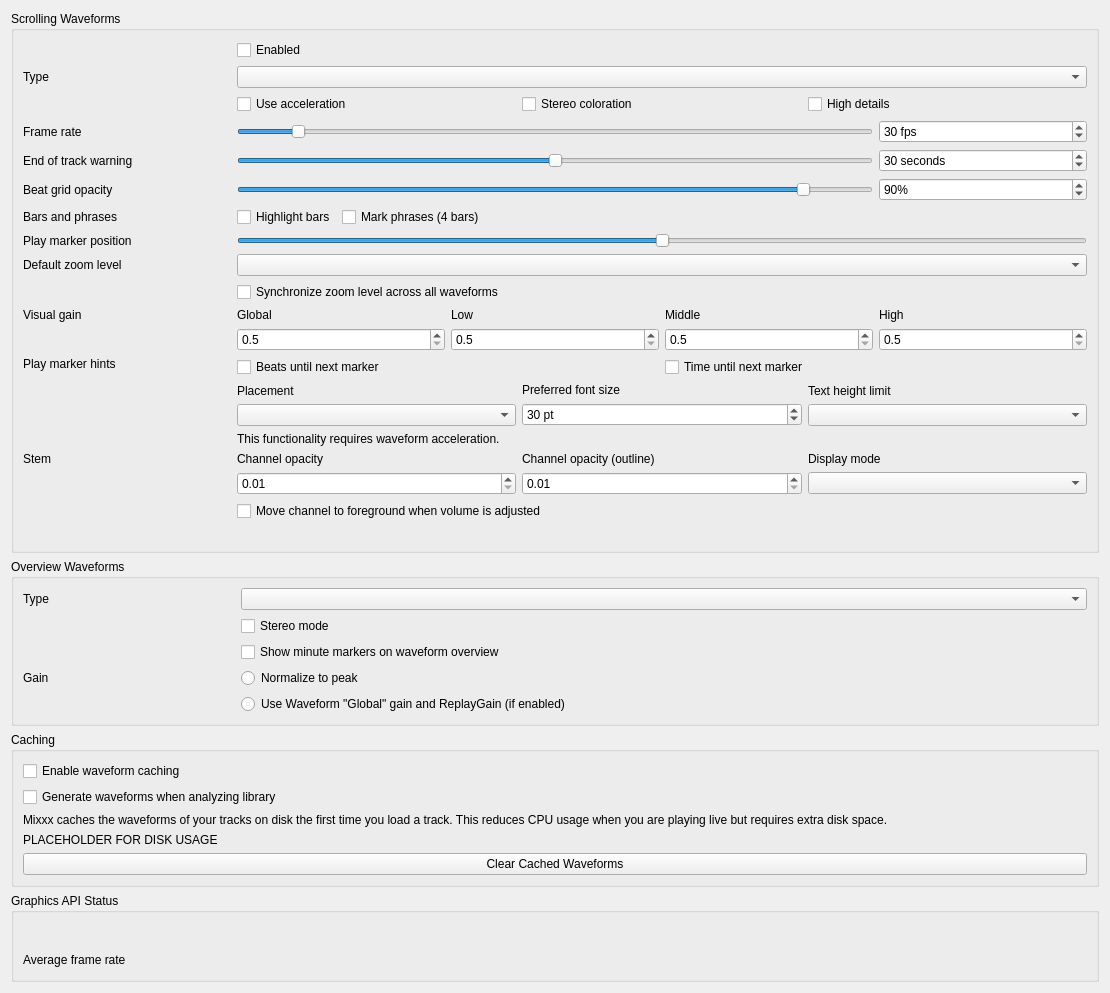
The window that src/preferences/dialog/dlgprefwaveformdlg.ui (spironoo/mixxx) describes before a commit, drawn with Qt 5.
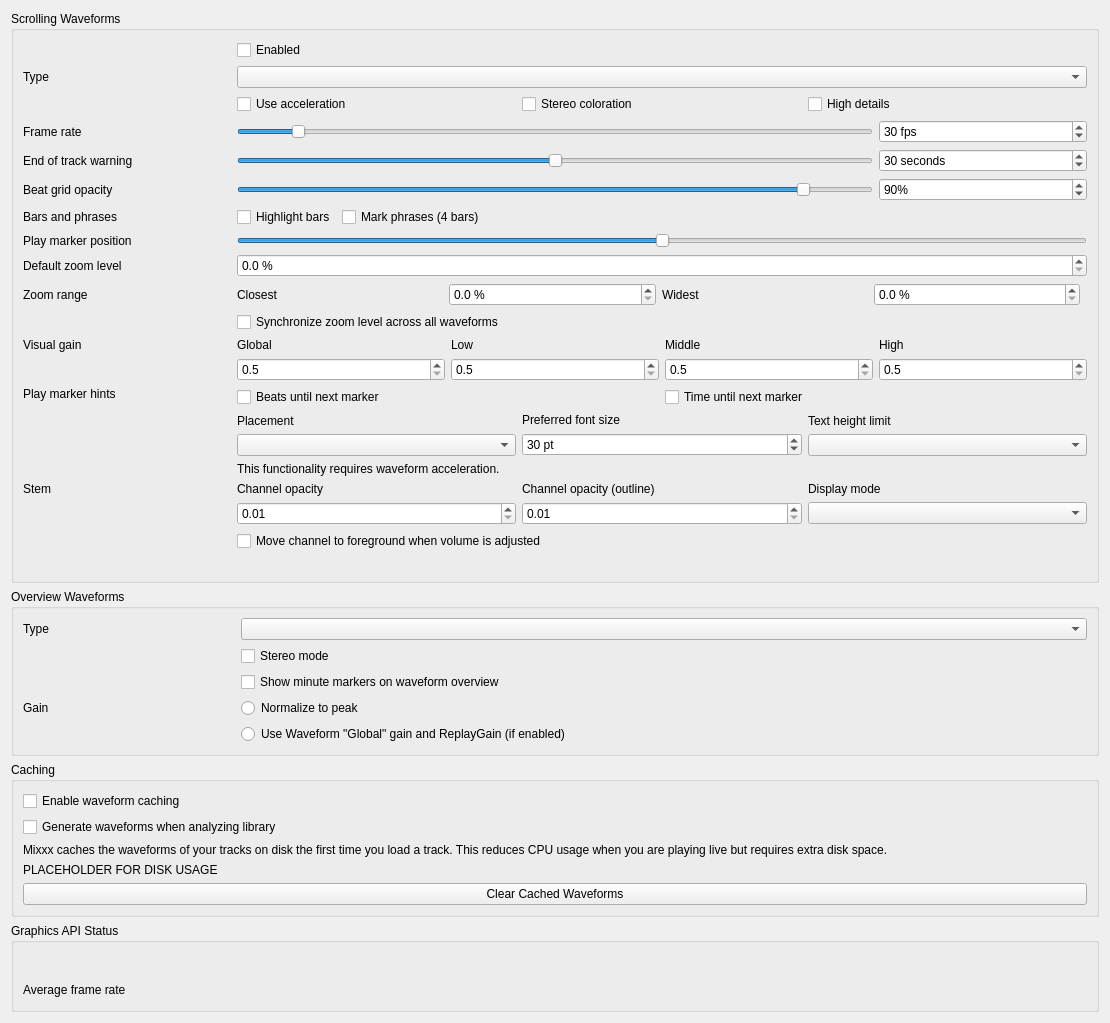
The same window after the commit.

Commit message: Make the waveform zoom range configurable

The edit to the form file:
```diff
--- a/src/preferences/dialog/dlgprefwaveformdlg.ui
+++ b/src/preferences/dialog/dlgprefwaveformdlg.ui
@@ -352,10 +352,100 @@
       </widget>
      </item>
      <item row="9" column="1" colspan="4">
-      <widget class="QComboBox" name="defaultZoomComboBox"/>
+      <widget class="QDoubleSpinBox" name="defaultZoomSpinBox">
+       <property name="toolTip">
+        <string>The zoom level of newly loaded waveforms. 100 % shows one waveform sample per pixel, smaller values zoom out.</string>
+       </property>
+       <property name="suffix">
+        <string> %</string>
+       </property>
+       <property name="decimals">
+        <number>1</number>
+       </property>
+       <property name="keyboardTracking">
+        <bool>false</bool>
+       </property>
+      </widget>
      </item>
 
+     <item row="10" column="0">
+      <widget class="QLabel" name="zoomRangeLabel">
+       <property name="text">
+        <string extracomment="Waveform zoom">Zoom range</string>
+       </property>
+       <property name="alignment">
+        <set>Qt::AlignLeading|Qt::AlignLeft|Qt::AlignVCenter</set>
+       </property>
+       <property name="buddy">
+        <cstring>zoomRangeMinSpinBox</cstring>
+       </property>
+      </widget>
+     </item>
      <item row="10" column="1" colspan="4">
+      <layout class="QHBoxLayout" name="zoomRangeLayout">
+       <item>
+        <widget class="QLabel" name="zoomRangeMinLabel">
+         <property name="text">
+          <string extracomment="Waveform zoom">Closest</string>
+         </property>
+         <property name="buddy">
+          <cstring>zoomRangeMinSpinBox</cstring>
+         </property>
+        </widget>
+       </item>
+       <item>
+        <widget class="QDoubleSpinBox" name="zoomRangeMinSpinBox">
+         <property name="toolTip">
+          <string>How far the waveforms can be zoomed in. The default is 100 %. Above that, waveforms look increasingly blocky.</string>
+         </property>
+         <property name="suffix">
+          <string> %</string>
+         </property>
+         <property name="decimals">
+          <number>1</number>
+         </property>
+         <property name="keyboardTracking">
+          <bool>false</bool>
+         </property>
+        </widget>
+       </item>
+       <item>
+        <widget class="QLabel" name="zoomRangeMaxLabel">
+         <property name="text">
+          <string extracomment="Waveform zoom">Widest</string>
+         </property>
+         <property name="buddy">
+          <cstring>zoomRangeMaxSpinBox</cstring>
+         </property>
+        </widget>
+       </item>
+       <item>
+        <widget class="QDoubleSpinBox" name="zoomRangeMaxSpinBox">
+         <property name="toolTip">
+          <string>How far the waveforms can be zoomed out. The default is 10 %.</string>
+         </property>
+         <property name="suffix">
+          <string> %</string>
+         </property>
+         <property name="decimals">
+          <number>1</number>
+         </property>
+         <property name="keyboardTracking">
+          <bool>false</bool>
+         </property>
+        </widget>
+       </item>
+       <item>
+        <spacer name="zoomRangeSpacer">
+         <property name="orientation">
+          <enum>Qt::Horizontal</enum>
+         </property>
+        </spacer>
+       </item>
+      </layout>
+     </item>
+
+     <item row="11" column="1" colspan="4">
       <widget class="QCheckBox" name="synchronizeZoomCheckBox">
        <property name="toolTip">
         <string>Synchronize zoom level across all waveform displays.</string>
@@ -366,7 +456,7 @@
       </widget>
      </item>
 
-     <item row="11" column="0">
+     <item row="12" column="0">
       <widget class="QLabel" name="visualGainLabel">
        <property name="text">
         <string>Visual gain</string>
@@ -379,7 +469,7 @@
        </property>
       </widget>
      </item>
-     <item row="11" column="1" colspan="4">
+     <item row="12" column="1" colspan="4">
       <layout class="QGridLayout" name="gridLayout_3">
        <item row="0" column="0">
         <widget class="QLabel" name="visualGainLabel_global">
@@ -513,7 +603,7 @@
       </layout>
      </item>
 
-     <item row="12" column="0">
+     <item row="13" column="0">
       <widget class="QLabel" name="marker_hints_label">
        <property name="text">
         <string>Play marker hints</string>
@@ -523,14 +613,14 @@
        </property>
       </widget>
      </item>
-     <item row="12" column="1" colspan="2">
+     <item row="13" column="1" colspan="2">
       <widget class="QCheckBox" name="untilMarkShowBeatsCheckBox">
        <property name="text">
         <string>Beats until next marker</string>
        </property>
       </widget>
      </item>
-     <item row="12" column="3" colspan="2">
+     <item row="13" column="3" colspan="2">
       <widget class="QCheckBox" name="untilMarkShowTimeCheckBox">
        <property name="text">
         <string>Time until next marker</string>
@@ -538,7 +628,7 @@
       </widget>
      </item>
 
-     <item row="13" column="1" colspan="4">
+     <item row="14" column="1" colspan="4">
       <layout class="QHBoxLayout" name="marker_option_layout">
        <item>
         <layout class="QVBoxLayout" name="marker_options_placement_layout">
@@ -622,7 +712,7 @@
       </layout><!-- marker_option_layout -->
      </item>
 
-     <item row="14" column="1" colspan="4">
+     <item row="15" column="1" colspan="4">
       <widget class="QLabel" name="requiresGLSLLabel">
        <property name="text">
         <string>This functionality requires waveform acceleration.</string>
@@ -633,7 +723,7 @@
       </widget>
      </item>
 
-     <item row="15" column="0">
+     <item row="16" column="0">
       <widget class="QLabel" name="stemOpacityLabel">
        <property name="text">
         <string>Stem</string>
@@ -646,7 +736,7 @@
        </property>
       </widget>
      </item>
-     <item row="15" column="1" colspan="4">
+     <item row="16" column="1" colspan="4">
       <layout class="QGridLayout" name="stemOpacityGridLayout">
        <item row="0" column="0">
         <widget class="QLabel" name="stemOpacityMainLabel">
@@ -743,7 +833,7 @@
       </layout>
      </item>
 
-     <item row="16" column="1" colspan="4">
+     <item row="17" column="1" colspan="4">
       <widget class="QLabel" name="requiresGLSLLabel2">
        <property name="alignment">
         <set>Qt::AlignLeading|Qt::AlignLeft|Qt::AlignVCenter</set>
```
Left out of the diff: 6 changed lines with no effect on the pictures. The commit also changes 16 other files.
